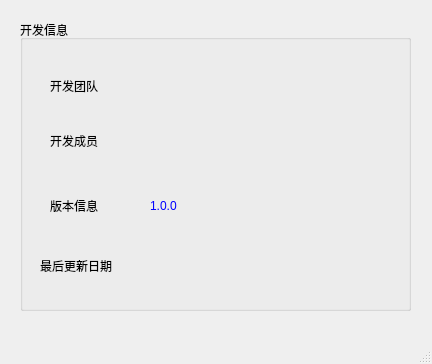
Qt form about.ui (Nahjs/Bejeweled) before a commit.
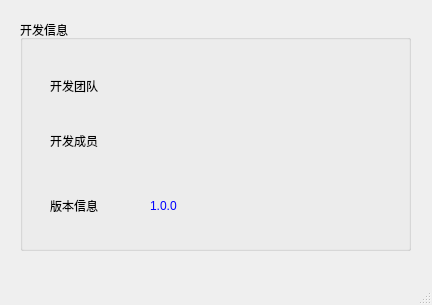
The same form after that commit.

Commit message:
实现：利用数据库更新一个实时排行榜、增加游客模式（不计入排行，可查看）、为注册时添加图像验证码验证
已修复bug:
1.注册后登录无法进入开始界面
2.提示按钮可点击多次，引发多次扣分

Diff of the .ui file:
```diff
--- a/about.ui
+++ b/about.ui
@@ -7,13 +7,13 @@
     <x>0</x>
     <y>0</y>
     <width>432</width>
-    <height>364</height>
+    <height>305</height>
    </rect>
   </property>
   <property name="minimumSize">
    <size>
-    <width>432</width>
-    <height>364</height>
+    <width>0</width>
+    <height>0</height>
    </size>
   </property>
   <property name="maximumSize">
@@ -35,7 +35,7 @@
       <x>20</x>
       <y>20</y>
       <width>391</width>
-      <height>291</height>
+      <height>231</height>
      </rect>
     </property>
     <property name="styleSheet">
@@ -155,22 +155,6 @@
       <string>1.0.0</string>
      </property>
     </widget>
-    <widget class="QLabel" name="label_7">
-     <property name="geometry">
-      <rect>
-       <x>20</x>
-       <y>220</y>
-       <width>101</width>
-       <height>51</height>
-      </rect>
-     </property>
-     <property name="styleSheet">
-      <string notr="true">font: 9pt &quot;微软雅黑&quot;;</string>
-     </property>
-     <property name="text">
-      <string>最后更新日期</string>
-     </property>
-    </widget>
     <widget class="QLabel" name="label_8">
      <property name="geometry">
       <rect>
```
The commit also changes 85 other files.
